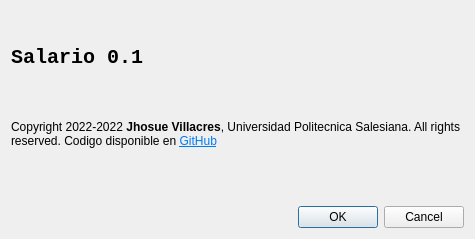
Before: the Qt Designer form acerca.ui in Adr802/P59-QT-Salarios-UI, drawn with Qt 5.
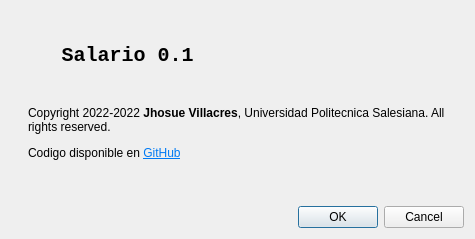
After: the same form once the commit is applied. Icons and pictures are not drawn.

Commit message: Boton abrir funcional

What changed in the file:
```diff
--- a/acerca.ui
+++ b/acerca.ui
@@ -15,6 +15,9 @@
   </property>
   <layout class="QVBoxLayout" name="verticalLayout">
    <item>
+    <widget class="QWidget" name="widget" native="true">
+     <layout class="QHBoxLayout" name="horizontalLayout">
+      <item>
     <widget class="QLabel" name="lblVersion">
      <property name="font">
       <font>
@@ -25,24 +28,88 @@
        <bold>true</bold>
       </font>
      </property>
+        <property name="layoutDirection">
+         <enum>Qt::LeftToRight</enum>
+        </property>
      <property name="text">
       <string>Salario 0.1</string>
      </property>
+        <property name="textFormat">
+         <enum>Qt::AutoText</enum>
+        </property>
+        <property name="alignment">
+         <set>Qt::AlignCenter</set>
+        </property>
+        <property name="wordWrap">
+         <bool>false</bool>
+        </property>
+        <property name="margin">
+         <number>0</number>
+        </property>
+        <property name="openExternalLinks">
+         <bool>false</bool>
+        </property>
+       </widget>
+      </item>
+      <item>
+       <widget class="QWidget" name="widget_2" native="true">
+        <property name="acceptDrops">
+         <bool>false</bool>
+        </property>
+        <property name="autoFillBackground">
+         <bool>false</bool>
+        </property>
+        <property name="styleSheet">
+         <string notr="true">image: url(:/imgResources/icon-App.png);</string>
+        </property>
+       </widget>
+      </item>
+     </layout>
     </widget>
    </item>
    <item>
     <widget class="QLabel" name="label_2">
+     <property name="sizePolicy">
+      <sizepolicy hsizetype="Preferred" vsizetype="Preferred">
+       <horstretch>0</horstretch>
+       <verstretch>0</verstretch>
+      </sizepolicy>
+     </property>
+     <property name="sizeIncrement">
+      <size>
+       <width>0</width>
+       <height>0</height>
+      </size>
+     </property>
      <property name="font">
       <font>
        <pointsize>9</pointsize>
       </font>
      </property>
+     <property name="lineWidth">
+      <number>1</number>
+     </property>
+     <property name="midLineWidth">
+      <number>0</number>
+     </property>
      <property name="text">
-      <string>&lt;html&gt;&lt;head/&gt;&lt;body&gt;&lt;p&gt;Copyright 2022-2022 &lt;span style=&quot; font-weight:600;&quot;&gt;Jhosue Villacres&lt;/span&gt;, Universidad Politecnica Salesiana. All rights reserved. Codigo disponible en &lt;a href=&quot;https://github.com/Adr802/P59-QT-Salarios-UI&quot;&gt;&lt;span style=&quot; text-decoration: underline; color:#007af4;&quot;&gt;GitHub&lt;/span&gt;&lt;/a&gt;&lt;/p&gt;&lt;p&gt;&lt;br/&gt;&lt;/p&gt;&lt;/body&gt;&lt;/html&gt;</string>
+      <string>&lt;html&gt;&lt;head/&gt;&lt;body&gt;&lt;p&gt;Copyright 2022-2022 &lt;span style=&quot; font-weight:600;&quot;&gt;Jhosue Villacres&lt;/span&gt;, Universidad Politecnica Salesiana. All rights reserved. &lt;/p&gt;&lt;p&gt;Codigo disponible en &lt;a href=&quot;https://github.com/Adr802/P59-QT-Salarios-UI&quot;&gt;&lt;span style=&quot; text-decoration: underline; color:#007af4;&quot;&gt;GitHub&lt;/span&gt;&lt;/a&gt;&lt;/p&gt;&lt;p&gt;&lt;br/&gt;&lt;/p&gt;&lt;/body&gt;&lt;/html&gt;</string>
+     </property>
+     <property name="scaledContents">
+      <bool>false</bool>
+     </property>
+     <property name="alignment">
+      <set>Qt::AlignLeading|Qt::AlignLeft|Qt::AlignVCenter</set>
      </property>
      <property name="wordWrap">
       <bool>true</bool>
      </property>
+     <property name="margin">
+      <number>4</number>
+     </property>
+     <property name="indent">
+      <number>17</number>
+     </property>
     </widget>
    </item>
    <item>
```
Left out of the diff: 32 changed lines with no effect on the pictures. Lines whose indentation alone changed are shown as unchanged. The commit also changes 1 other file.
